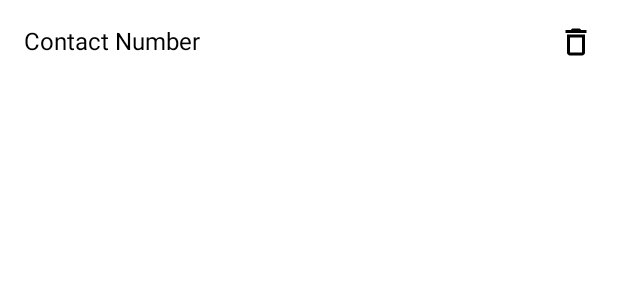
After one commit to abhishekug99/Walk-Safe, an Android app: the layout item_trusted_contact.xml on its own in the app's theme, with its tools: preview values and no code run, on a phone screen of 412 x 824 dp. The commit adds this screen. Shown: the top 300 px of the screen. Run offline under Robolectric (Android 15) with nearby library versions, the phone set to English and light mode, and no system bars.

Commit message:
Added delete option for contacts

```diff
--- /dev/null
+++ b/app/src/main/res/drawable/ic_delete.xml
@@ -0,0 +1,5 @@
+<vector xmlns:android="http://schemas.android.com/apk/res/android" android:height="24dp" android:tint="#000000" android:viewportHeight="24" android:viewportWidth="24" android:width="24dp">
+
+    <path android:fillColor="@android:color/white" android:pathData="M6,19c0,1.1 0.9,2 2,2h8c1.1,0 2,-0.9 2,-2L18,7L6,7v12zM8,9h8v10L8,19L8,9zM15.5,4l-1,-1h-5l-1,1L5,4v2h14L19,4z"/>
+
+</vector>
--- /dev/null
+++ b/app/src/main/res/layout/item_trusted_contact.xml
@@ -0,0 +1,28 @@
+<?xml version="1.0" encoding="utf-8"?>
+<LinearLayout
+    xmlns:android="http://schemas.android.com/apk/res/android"
+    android:layout_width="match_parent"
+    android:layout_height="wrap_content"
+    android:orientation="horizontal"
+    android:padding="8dp">
+
+    <!-- Contact Text -->
+    <TextView
+        android:id="@+id/contactText"
+        android:layout_width="0dp"
+        android:layout_height="wrap_content"
+        android:layout_weight="1"
+        android:text="Contact Number"
+        android:textSize="16sp"
+        android:padding="8dp"
+        android:textColor="@android:color/black" />
+
+    <!-- Delete Icon -->
+    <ImageView
+        android:id="@+id/deleteIcon"
+        android:layout_width="wrap_content"
+        android:layout_height="wrap_content"
+        android:src="@drawable/ic_delete"
+        android:contentDescription="Delete Contact"
+        android:padding="8dp" />
+</LinearLayout>
```
Also changed, not shown: app/src/main/java/com/uddesh04/womenSafety/MyProfileActivity.kt (+11 -33 lines), app/src/main/java/com/uddesh04/womenSafety/TrustedContactsAdapter.kt (added, +49 -0 lines).
